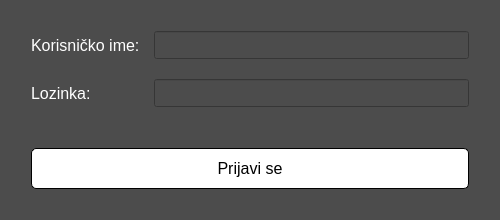
Before: the Qt Designer form I_godina/I_semestar/Osnove_Programiranja/Projekat/Screens/Login/LoginScreenDesign.ui in MihajloMilojevic/FTN, drawn with Qt 5.
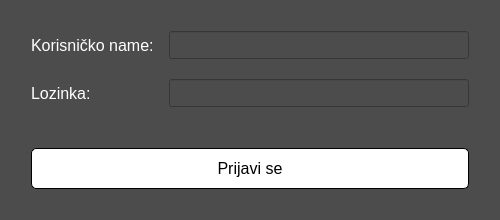
After: the same form once the commit is applied.

What changed in the file:
```diff
--- a/I_godina/I_semestar/Osnove_Programiranja/Projekat/Screens/Login/LoginScreenDesign.ui
+++ b/I_godina/I_semestar/Osnove_Programiranja/Projekat/Screens/Login/LoginScreenDesign.ui
@@ -83,7 +83,7 @@
           </font>
          </property>
          <property name="text">
-          <string>Korisničko ime: </string>
+          <string>Korisničko name: </string>
          </property>
         </widget>
        </item>
```
